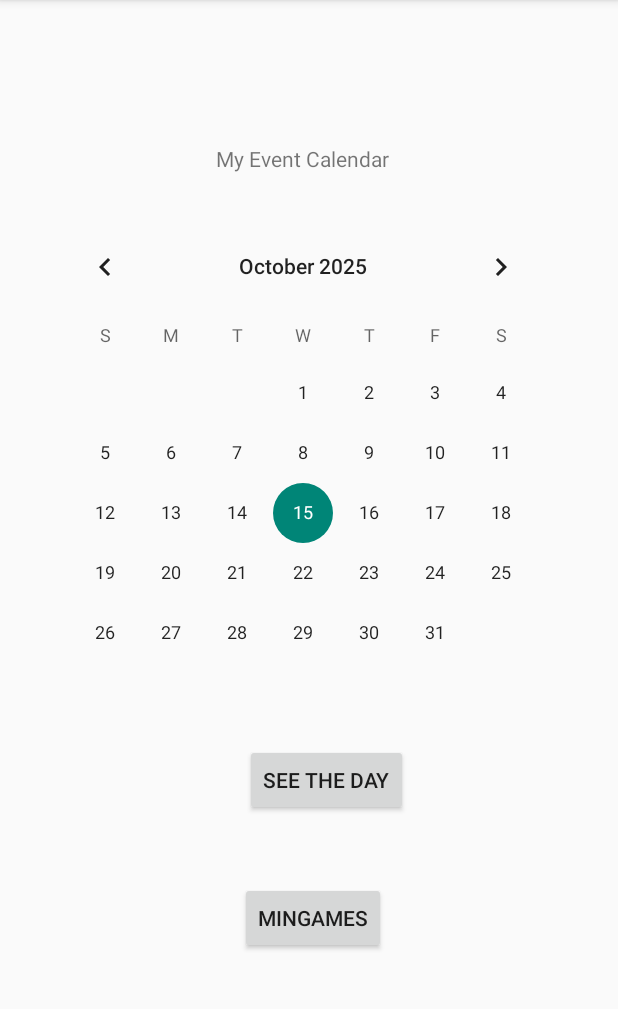
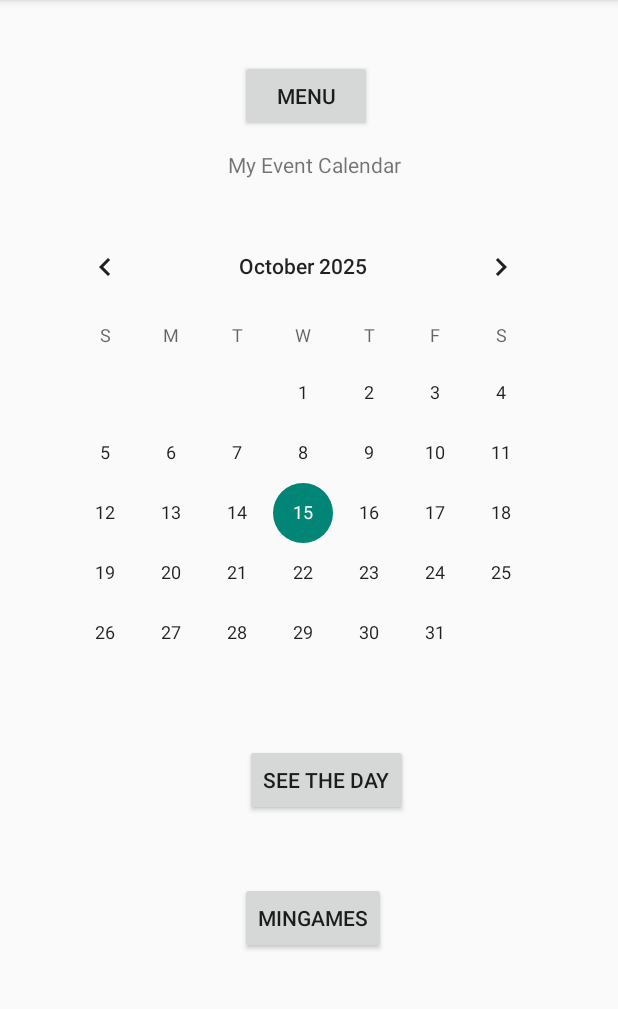
Before and after one commit to MaksymTsyhypalo/MobileSystems, an Android app: the fragment FirstFragment shown on its own in the app's theme, on a phone screen of 412 x 824 dp, the part 84-1093 px from its top. Run offline under Robolectric (Android 15) with nearby library versions, the phone set to English and light mode, and no system bars.

Commit message:
Added menu screen

```diff
--- a/Assistant/app/src/main/res/layout/fragment_first.xml
+++ b/Assistant/app/src/main/res/layout/fragment_first.xml
@@ -35,8 +35,8 @@
             android:id="@+id/textView"
             android:layout_width="wrap_content"
             android:layout_height="wrap_content"
-            android:layout_marginStart="128dp"
-            android:layout_marginTop="80dp"
+            android:layout_marginStart="136dp"
+            android:layout_marginTop="84dp"
             android:text="My Event Calendar"
             app:layout_constraintStart_toStartOf="parent"
             app:layout_constraintTop_toTopOf="parent" />
@@ -51,5 +51,15 @@
             app:layout_constraintStart_toStartOf="parent"
             app:layout_constraintTop_toTopOf="parent" />
 
+        <Button
+            android:id="@+id/button2"
+            android:layout_width="wrap_content"
+            android:layout_height="wrap_content"
+            android:layout_marginStart="144dp"
+            android:layout_marginTop="24dp"
+            android:text="Menu"
+            app:layout_constraintStart_toStartOf="parent"
+            app:layout_constraintTop_toTopOf="parent" />
+
     </androidx.constraintlayout.widget.ConstraintLayout>
 </androidx.core.widget.NestedScrollView>
```
Also changed, not shown: Assistant/app/src/main/res/layout/menu_screen.xml (added, +58 -0 lines).
